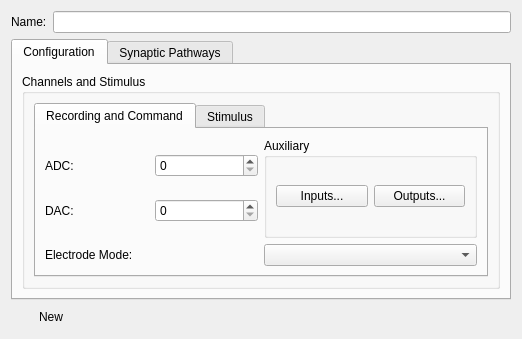
First picture: the form in src/scipyen/gui/widgets/recordingsourcewidget.ui, repository ctigaret/scipyen, before the edit.
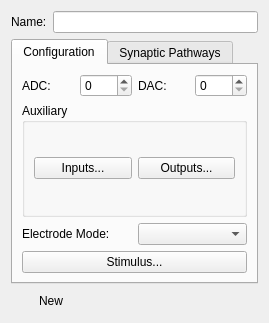
Second picture: the form after the edit. Custom widgets are drawn as their Qt base class.

What changed in the file:
```diff
--- a/src/scipyen/gui/widgets/recordingsourcewidget.ui
+++ b/src/scipyen/gui/widgets/recordingsourcewidget.ui
@@ -6,14 +6,14 @@
    <rect>
     <x>0</x>
     <y>0</y>
-    <width>522</width>
-    <height>339</height>
+    <width>269</width>
+    <height>323</height>
    </rect>
   </property>
   <property name="windowTitle">
    <string>Form</string>
   </property>
-  <layout class="QGridLayout" name="gridLayout_7">
+  <layout class="QGridLayout" name="gridLayout_2">
    <item row="0" column="0">
     <layout class="QHBoxLayout" name="horizontalLayout_4">
      <item>
@@ -44,39 +44,8 @@
       <attribute name="title">
        <string>Configuration</string>
       </attribute>
-      <layout class="QGridLayout" name="gridLayout_4">
-       <item row="0" column="0">
-        <widget class="QGroupBox" name="channelsGroupBox">
-         <property name="title">
-          <string>Channels and Stimulus</string>
-         </property>
-         <layout class="QGridLayout" name="gridLayout_2">
-          <item row="0" column="0">
-           <widget class="QTabWidget" name="tabWidget">
-            <property name="toolTip">
-             <string>Select page for channels configuration or an overview of synaptic pathways in this recording source</string>
-            </property>
-            <property name="statusTip">
-             <string>Select page for channels configuration or an overview of synaptic pathways in this recording source</string>
-            </property>
-            <property name="whatsThis">
-             <string>Select page for channels configuration or an overview of synaptic pathways in this recording source</string>
-            </property>
-            <property name="currentIndex">
-             <number>0</number>
-            </property>
-            <widget class="QWidget" name="recordingAndCommandChannelsTab" native="true">
-             <attribute name="title">
-              <string>Recording and Command</string>
-             </attribute>
              <layout class="QGridLayout" name="gridLayout">
               <item row="0" column="0">
-               <layout class="QVBoxLayout" name="verticalLayout_3">
-                <item>
-                 <layout class="QHBoxLayout" name="horizontalLayout_8">
-                  <item>
-                   <layout class="QVBoxLayout" name="verticalLayout_2">
-                    <item>
                      <layout class="QHBoxLayout" name="horizontalLayout">
                       <item>
                        <widget class="QLabel" name="label_2">
@@ -88,10 +57,6 @@
                       <item>
                        <widget class="QSpinBox" name="adcSpinBox"/>
                       </item>
-                     </layout>
-                    </item>
-                    <item>
-                     <layout class="QHBoxLayout" name="horizontalLayout_6">
                       <item>
                        <widget class="QLabel" name="label_3">
                         <property name="text">
@@ -104,9 +69,7 @@
                       </item>
                      </layout>
                     </item>
-                   </layout>
-                  </item>
-                  <item>
+       <item row="1" column="0">
                    <widget class="QGroupBox" name="groupBox">
                     <property name="title">
                      <string>Auxiliary</string>
@@ -135,9 +98,7 @@
                     </layout>
                    </widget>
                   </item>
-                 </layout>
-                </item>
-                <item>
+       <item row="2" column="0">
                  <layout class="QHBoxLayout" name="horizontalLayout_2">
                   <item>
                    <widget class="QLabel" name="label_4">
@@ -164,20 +125,7 @@
                   </item>
                  </layout>
                 </item>
-               </layout>
-              </item>
-             </layout>
-            </widget>
-            <widget class="QWidget" name="stimulusChannelsTab" native="true">
-             <attribute name="title">
-              <string>Stimulus</string>
-             </attribute>
-             <layout class="QGridLayout" name="gridLayout_6">
-              <item row="0" column="0">
-               <layout class="QVBoxLayout" name="verticalLayout">
-                <item>
-                 <layout class="QHBoxLayout" name="horizontalLayout_5">
-                  <item>
+       <item row="3" column="0">
                    <widget class="QPushButton" name="stimulusPushButton">
                     <property name="text">
                      <string>Stimulus...</string>
@@ -185,40 +133,6 @@
                     <property name="flat">
                      <bool>false</bool>
                     </property>
-                   </widget>
-                  </item>
-                  <item>
-                   <spacer name="horizontalSpacer">
-                    <property name="orientation">
-                     <enum>Qt::Orientation::Horizontal</enum>
-                    </property>
-                    <property name="sizeHint" stdset="0">
-                     <size>
-                      <width>40</width>
-                      <height>20</height>
-                     </size>
-                    </property>
-                   </spacer>
-                  </item>
-                 </layout>
-                </item>
-                <item>
-                 <widget class="TableEditorWidget" name="stimulusChannelsListTable" native="true">
-                  <property name="sizePolicy">
-                   <sizepolicy hsizetype="MinimumExpanding" vsizetype="Preferred">
-                    <horstretch>0</horstretch>
-                    <verstretch>0</verstretch>
-                   </sizepolicy>
-                  </property>
-                 </widget>
-                </item>
-               </layout>
-              </item>
-             </layout>
-            </widget>
-           </widget>
-          </item>
-         </layout>
         </widget>
        </item>
       </layout>
```
Lines whose indentation alone changed are shown as unchanged.
